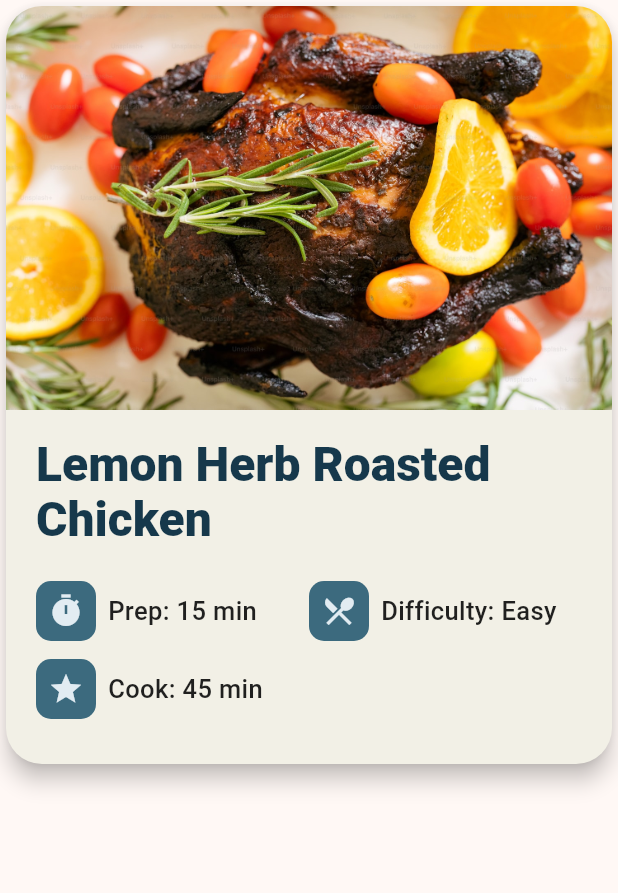
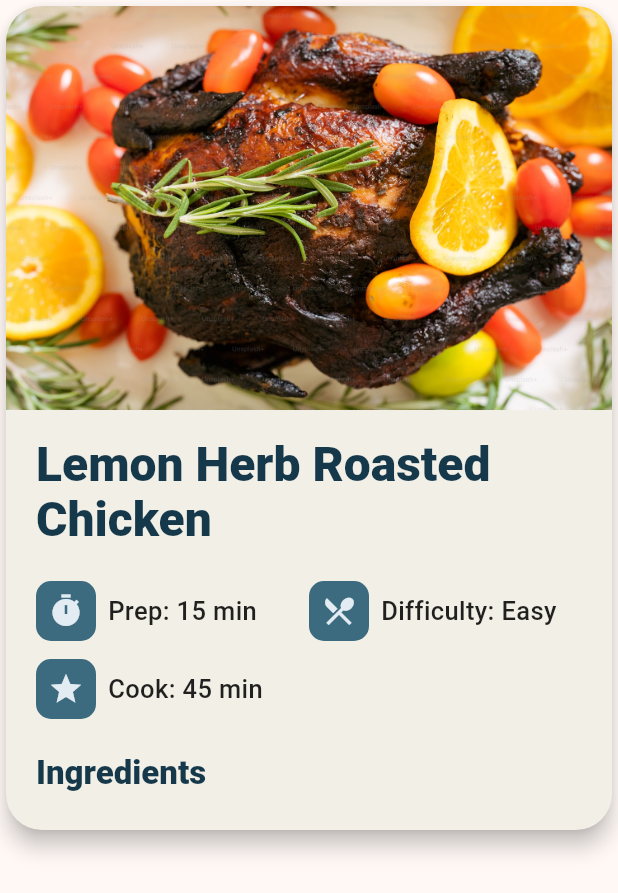
Before and after one commit to ahdzlee/flutter_spelec1b_2025, a Flutter app: the RecipeCard widget shown alone on an empty page, opened directly, on a phone screen of 412 x 824 dp. Shown: the top 893 px of the screen. Run offline on Flutter 3.47's test engine with Material 3 defaults, Android fonts, the phone set to English and light mode, and no system bars.

Commit message:
add the Ingredients title

```diff
--- a/lib/exer01/recipe_card.dart
+++ b/lib/exer01/recipe_card.dart
@@ -68,6 +68,14 @@ class RecipeCard extends StatelessWidget {
                     InfoPill(icon: Icons.star, label: 'Cook: 45 min'),
                   ],
                 ),
+                const SizedBox(height: 16),
+                Text(
+                  'Ingredients',
+                  style: theme.textTheme.titleLarge?.copyWith(
+                    color: navy,
+                    fontWeight: FontWeight.w800,
+                  ),
+                ),
               ],
             ),
           ),
```
